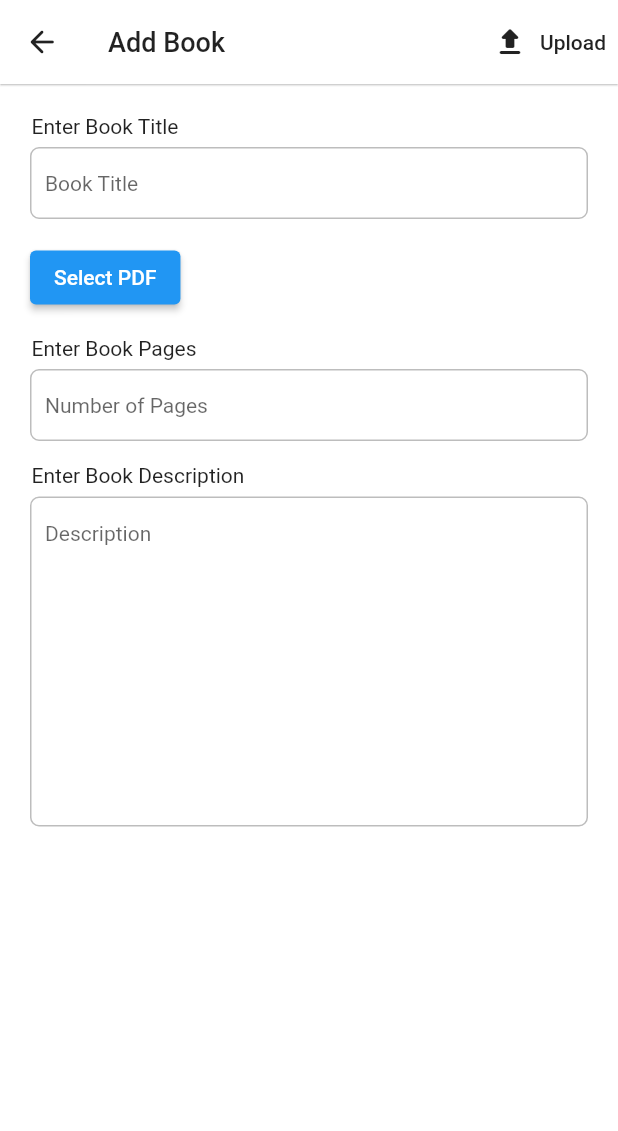
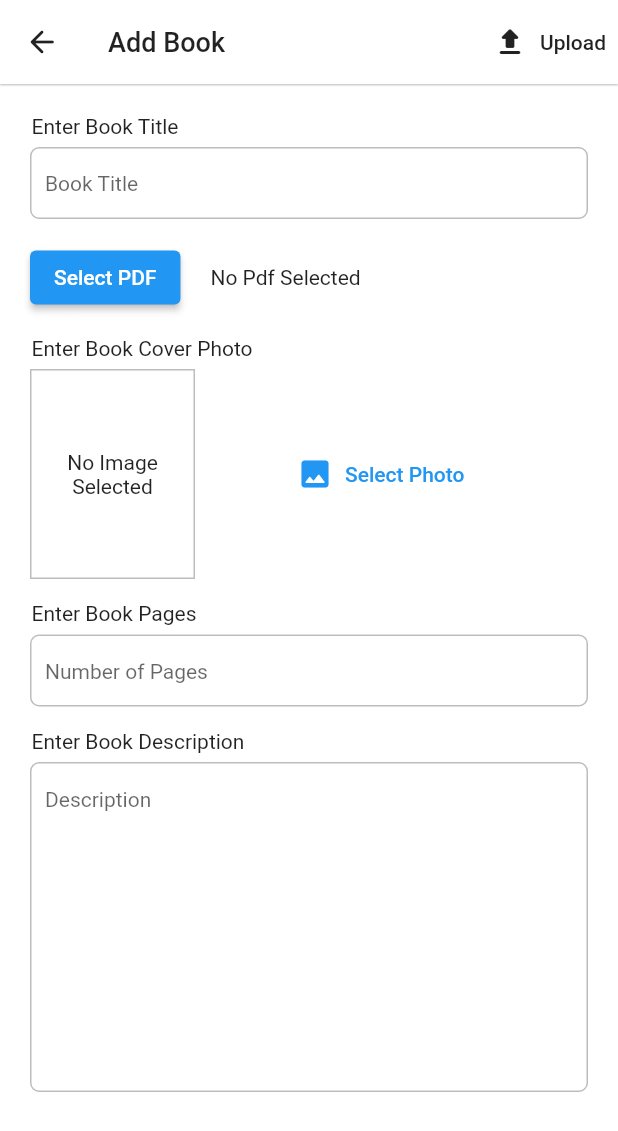
Before and after one commit to Rezuanul-Islam-Fahim/hasper_ebook_admin, a Flutter app: the AddBookScreen screen opened by its route, after a tap on "Select PDF", on a phone screen of 412 x 824 dp. Shown: the top 1131 px of the screen. Run offline on Flutter 3.47's test engine with Material 2 defaults, Android fonts, the phone set to English and light mode, and no system bars; our stand-ins replace file_picker, flutter_svg.

Commit message:
Create functionality for selecting pdf

```diff
--- a/lib/screens/add_book_screen/add_book_screen.dart
+++ b/lib/screens/add_book_screen/add_book_screen.dart
@@ -1,8 +1,12 @@
+import 'dart:io';
+
 import 'package:flutter/material.dart';
 import 'package:hasper_ebook_admin/models/books.dart';
 
 import 'components/description_field.dart';
 import 'components/general_field_decoration.dart';
+import 'components/select_cover_photo.dart';
+import 'components/select_pdf.dart';
 
 class AddBookScreen extends StatefulWidget {
   static const String routeName = '/add-book';
@@ -13,7 +17,9 @@ class AddBookScreen extends StatefulWidget {
 
 class _AddBookScreenState extends State<AddBookScreen> {
   final GlobalKey<FormState> _formKey = GlobalKey<FormState>();
-  Book book = Book(
+
+  File? _selectedPdf;
+  Book? book = Book(
     id: null,
     title: null,
     pages: null,
@@ -23,18 +29,23 @@ class _AddBookScreenState extends State<AddBookScreen> {
   void uploadBook() {
     if (_formKey.currentState!.validate()) {
       _formKey.currentState!.save();
-      print(book.id);
-      print(book.title);
-      print(book.pages);
-      print(book.description);
+      print(book!.id);
+      print(book!.title);
+      print(book!.pages);
+      print(book!.description);
     }
+  }
+
+  void getPdf(File pdf) {
+    _selectedPdf = pdf;
+    print(pdf.path);
   }
 
   void getDescription(String? value) {
     book = Book(
-      id: book.id,
-      title: book.title,
-      pages: book.pages,
+      id: book!.id,
+      title: book!.title,
+      pages: book!.pages,
       description: value,
     );
   }
@@ -88,10 +99,10 @@ class _AddBookScreenState extends State<AddBookScreen> {
                   decoration: generalFieldDecoration('Book Title'),
                   onSaved: (String? value) {
                     book = Book(
-                      id: book.id,
+                      id: book!.id,
                       title: value,
-                      pages: book.pages,
-                      description: book.description,
+                      pages: book!.pages,
+                      description: book!.description,
                     );
                   },
                   validator: (String? value) {
@@ -103,10 +114,14 @@ class _AddBookScreenState extends State<AddBookScreen> {
                   },
                 ),
                 SizedBox(height: 15),
-                ElevatedButton(
-                  child: Text('Select PDF'),
-                  onPressed: () {},
+                SelectPdf(handler: getPdf),
+                SizedBox(height: 15),
+                Padding(
+                  padding: const EdgeInsets.only(left: 1),
+                  child: Text('Enter Book Cover Photo'),
                 ),
+                SizedBox(height: 6),
+                SelectCoverPhoto(),
                 SizedBox(height: 15),
                 Padding(
                   padding: const EdgeInsets.only(left: 1),
@@ -118,10 +133,10 @@ class _AddBookScreenState extends State<AddBookScreen> {
                   keyboardType: TextInputType.number,
                   onSaved: (String? value) {
                     book = Book(
-                      id: book.id,
-                      title: book.title,
+                      id: book!.id,
+                      title: book!.title,
                       pages: int.parse(value!),
-                      description: book.description,
+                      description: book!.description,
                     );
                   },
                   validator: (String? value) {
--- /dev/null
+++ b/lib/screens/add_book_screen/components/select_cover_photo.dart
@@ -0,0 +1,32 @@
+import 'package:flutter/material.dart';
+
+class SelectCoverPhoto extends StatelessWidget {
+  const SelectCoverPhoto({Key? key}) : super(key: key);
+
+  @override
+  Widget build(BuildContext context) {
+    return Row(
+      children: [
+        Container(
+          width: 110,
+          height: 140,
+          decoration: BoxDecoration(
+            border: Border.all(color: Colors.grey[400]!),
+          ),
+          child: Center(
+            child: Padding(
+              padding: const EdgeInsets.all(5),
+              child: Text('No Image Selected', textAlign: TextAlign.center),
+            ),
+          ),
+        ),
+        SizedBox(width: 60),
+        TextButton.icon(
+          icon: Icon(Icons.photo_rounded),
+          label: Text('Select Photo'),
+          onPressed: () {},
+        ),
+      ],
+    );
+  }
+}
--- /dev/null
+++ b/lib/screens/add_book_screen/components/select_pdf.dart
@@ -0,0 +1,45 @@
+import 'dart:io';
+import 'dart:async';
+
+import 'package:flutter/material.dart';
+import 'package:file_picker/file_picker.dart';
+import 'package:path/path.dart' as path;
+
+class SelectPdf extends StatefulWidget {
+  const SelectPdf({this.handler});
+
+  final Function? handler;
+
+  @override
+  _SelectPdfState createState() => _SelectPdfState();
+}
+
+class _SelectPdfState extends State<SelectPdf> {
+  String? imageName;
+
+  Future<void> _selectPdf() async {
+    FilePickerResult? _pickedFile = await FilePicker.platform.pickFiles();
+
+    if (_pickedFile != null) {
+      File _file = File(_pickedFile.files.single.path!);
+      widget.handler!(_file);
+      setState(() {
+        imageName = path.basename(_file.path);
+      });
+    }
+  }
+
+  @override
+  Widget build(BuildContext context) {
+    return Row(
+      children: [
+        ElevatedButton(
+          child: Text('Select PDF'),
+          onPressed: _selectPdf,
+        ),
+        SizedBox(width: 20),
+        Text(imageName != null ? imageName! : 'No Pdf Selected'),
+      ],
+    );
+  }
+}
--- a/pubspec.yaml
+++ b/pubspec.yaml
@@ -25,8 +25,11 @@ dependencies:
     sdk: flutter
   cloud_firestore: ^2.3.0
   cupertino_icons: ^1.0.2
+  file_picker: ^3.0.3
   firebase_core: ^1.3.0
   flutter_svg: ^0.22.0
+  image_picker: ^0.8.1+3
+  path: ^1.8.0
 
 dev_dependencies:
   flutter_test:
```
Also changed, not shown: pubspec.lock.
